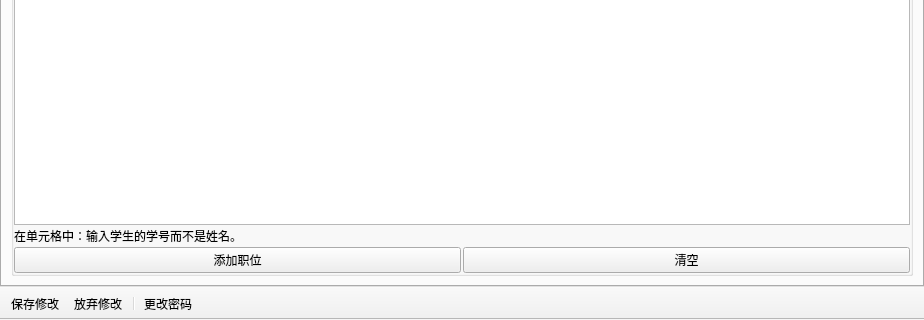
bili9blood/ClassSystem, file src/ClassAdmin/MainWindow.ui: the form before one commit; both pictures show x 0 to 924 and y 489 to 809 of the 924 by 809 pixel window.
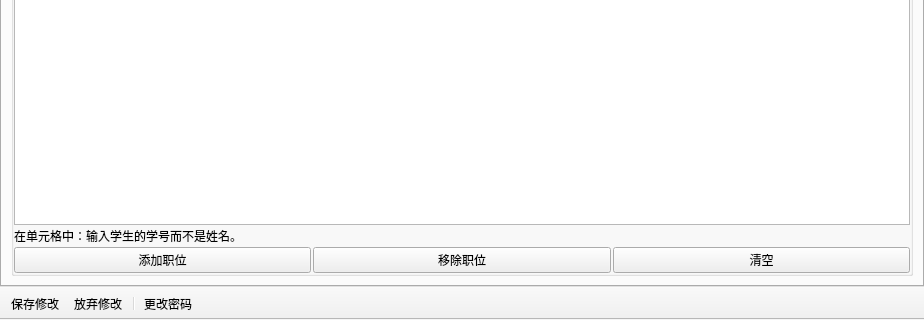
The form after the commit. Icons and pictures are not drawn.

Commit message: ✨ feat(ClassAdmin): 移除值日职位

Diff of the .ui file:
```diff
--- a/src/ClassAdmin/MainWindow.ui
+++ b/src/ClassAdmin/MainWindow.ui
@@ -260,6 +260,13 @@
                </property>
               </widget>
              </item>
+             <item>
+              <widget class="QPushButton" name="btnRemoveDutyJob">
+               <property name="text">
+                <string>移除职位</string>
+               </property>
+              </widget>
+             </item>
              <item>
               <widget class="QPushButton" name="btnClearStuOnDuty">
                <property name="text">
```
Left out of the diff: 23 changed lines with no effect on the pictures. The commit also changes 2 other files.
